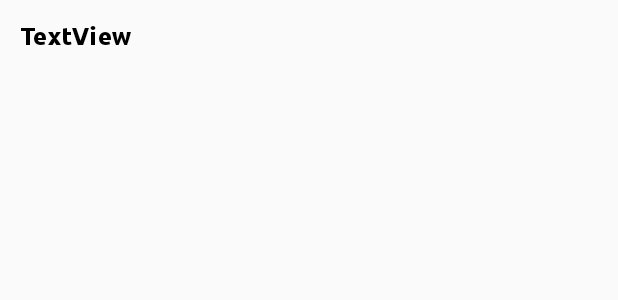
After one commit to Nanech/SmartLab, an Android app: the layout dropdown_item.xml on its own in the app's theme, with its tools: preview values and no code run, on a phone screen of 412 x 824 dp. The commit adds this screen. Shown: the top 300 px of the screen. Run offline under Robolectric (Android 15) with nearby library versions, the phone set to English and light mode, and no system bars.

Commit message:
dropdownmenu is not done, but working

```diff
--- a/app/build.gradle.kts
+++ b/app/build.gradle.kts
@@ -72,6 +72,11 @@ dependencies {
     // Otp View
     implementation("com.github.mukeshsolanki.android-otpview-pinview:otpview:3.1.0")
 
+    // Serialization JSONP into JSON
+    implementation("com.squareup.retrofit2:converter-scalars:2.9.0")
+
+    // HTTP Client
+    implementation("com.squareup.okhttp3:logging-interceptor:4.11.0")
 
 
 }
--- a/app/src/main/AndroidManifest.xml
+++ b/app/src/main/AndroidManifest.xml
@@ -16,6 +16,7 @@
         android:supportsRtl="true"
         android:theme="@style/Theme.SmartLab"
         tools:targetApi="31">
+
         <activity
             android:name=".activities.OnBoardingActivity"
             android:exported="false" />
--- a/app/src/main/java/com/example/smartlab/fragments/CreatePassCodeFragment.kt
+++ b/app/src/main/java/com/example/smartlab/fragments/CreatePassCodeFragment.kt
@@ -10,6 +10,7 @@ import android.view.ViewGroup
 import android.widget.Button
 import android.widget.Toast
 import androidx.core.content.ContextCompat
+import androidx.navigation.fragment.findNavController
 import com.example.smartlab.R
 import com.example.smartlab.databinding.FragmentCreatePassCodeBinding
 import java.util.concurrent.TimeUnit
@@ -50,7 +51,9 @@ class CreatePassCodeFragment : Fragment() {
             // Need to add to Preference Manager
         }
 
-        hadleButtonClick(view)
+        binding.Skip.setOnClickListener {
+            findNavController().navigate(R.id.action_createPassCodeFragment_to_profileCardCreateFragment)
+        }
 
 
 //      inflater.inflate(R.layout.fragment_create_pass_code, container, false)
--- a/app/src/main/java/com/example/smartlab/fragments/EmailCodeFragment.kt
+++ b/app/src/main/java/com/example/smartlab/fragments/EmailCodeFragment.kt
@@ -74,6 +74,11 @@ class EmailCodeFragment : Fragment() {
         return view
     }
 
+    fun SendEmail(){
+
+    }
+
+
     override fun onStart() {
         super.onStart()
         timer.start()
--- a/app/src/main/res/layout/activity_main.xml
+++ b/app/src/main/res/layout/activity_main.xml
@@ -21,4 +21,6 @@
         app:layout_constraintVertical_bias="0.5"
         app:navGraph="@navigation/my_nav" />
 
+
+
 </androidx.constraintlayout.widget.ConstraintLayout>
--- /dev/null
+++ b/app/src/main/res/layout/dropdown_item.xml
@@ -0,0 +1,14 @@
+<?xml version="1.0" encoding="utf-8"?>
+<TextView
+    xmlns:android="http://schemas.android.com/apk/res/android"
+    android:id="@+id/textView2"
+    android:layout_width="match_parent"
+    android:layout_height="wrap_content"
+    android:padding="14dp"
+    android:textSize="16sp"
+    android:ellipsize="end"
+    android:maxLines="1"
+    android:textAppearance="?attr/textAppearanceSubtitle1"
+    android:textColor="@color/black"
+    android:fontFamily="@font/ubuntu_bold"
+    android:text="TextView" />
--- a/app/src/main/res/layout/fragment_auth.xml
+++ b/app/src/main/res/layout/fragment_auth.xml
@@ -81,4 +81,5 @@
 
     </LinearLayout>
 
+
 </FrameLayout>
--- a/app/src/main/res/values/strings.xml
+++ b/app/src/main/res/values/strings.xml
@@ -17,4 +17,10 @@
     <!-- TODO: Remove or change this placeholder text -->
     <string name="hello_blank_fragment">Hello blank fragment</string>
 
+    <string-array name="gender">
+        <item>Мужской</item>
+        <item>Женский</item>
+        <item>Иное</item>
+    </string-array>
+
 </resources>
```
Also changed, not shown: app/src/main/java/com/example/smartlab/fragments/ProfileCardCreateFragment.kt (+22 -35 lines), app/src/main/res/layout/fragment_create_pass_code.xml (+6 -1 lines), app/src/main/res/layout/fragment_profile_card_create.xml (+35 -8 lines), app/src/main/res/values/themes.xml (+8 -4 lines).
